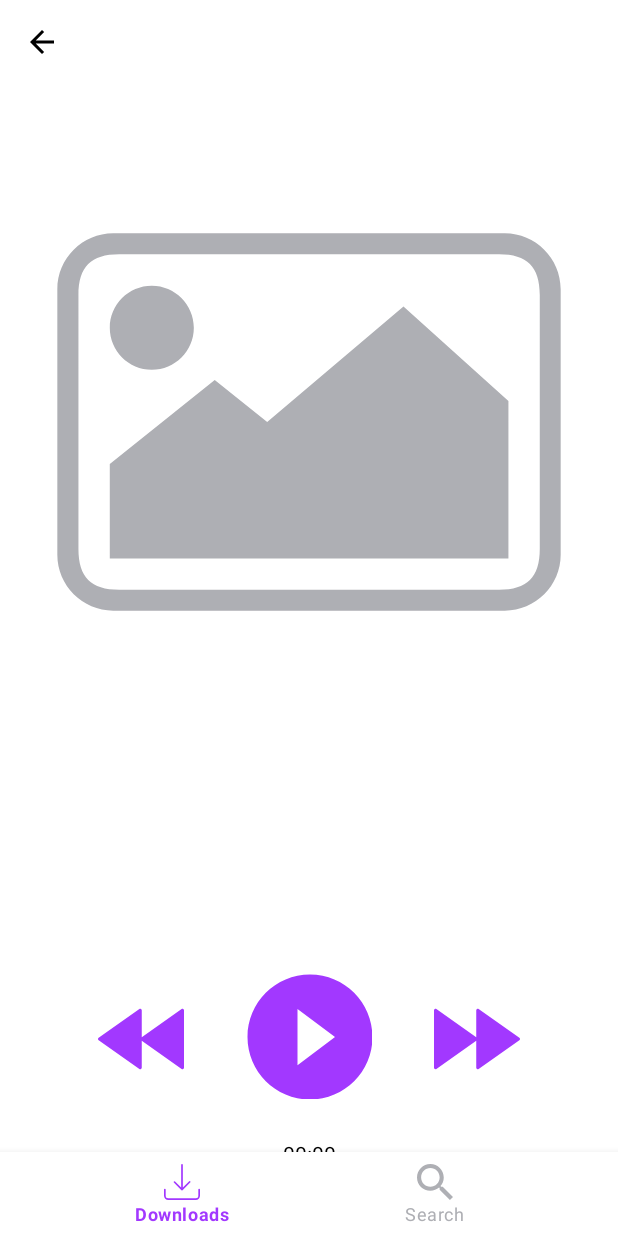
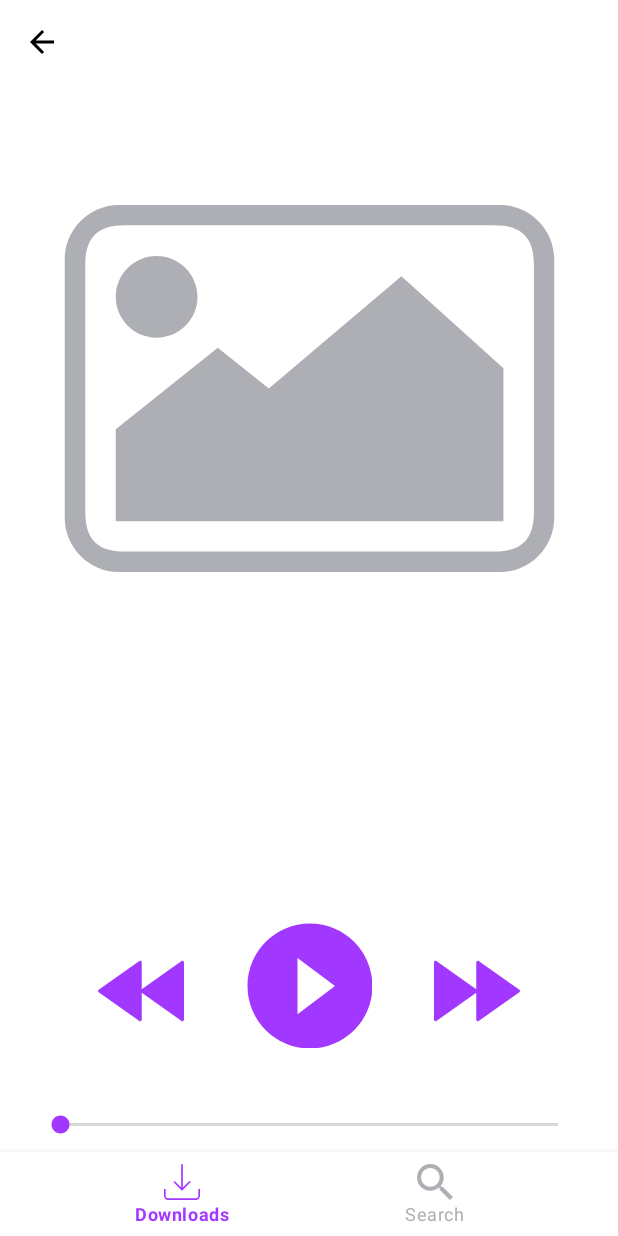
Before and after one commit to RustamFakhrutdinov/AvitoMusicApp, an Android app: the fragment PlayerFragment placed in its activity, on a phone screen of 412 x 824 dp. Run offline under Robolectric (Android 15) with nearby library versions, the phone set to English and light mode, and no system bars; our stand-ins replace navigation-ui; pictures from the network do not load; 3 statements that could not run were skipped.

Commit message:
Реализован ползунок для перемотки. Перематывется трек корректно, время отображается корректно. Время меняется вместе с движением ползунка

```diff
--- a/app/src/main/java/com/practicum/avitomusicapp/domain/player/PlayerInteractor.kt
+++ b/app/src/main/java/com/practicum/avitomusicapp/domain/player/PlayerInteractor.kt
@@ -8,6 +8,8 @@ interface PlayerInteractor {
     fun preparePlayer(url: String)
 
     fun getTime(): String
+
+    fun getCurrentPosition(): Int
 
     fun play()
 
@@ -20,4 +22,6 @@ interface PlayerInteractor {
     fun getDuration(): String
 
     fun convertFromJsonToList(json: String): ArrayList<Track>
+
+    fun seekTo(progress: Int)
 }
--- a/app/src/main/java/com/practicum/avitomusicapp/domain/player/PlayerRepository.kt
+++ b/app/src/main/java/com/practicum/avitomusicapp/domain/player/PlayerRepository.kt
@@ -8,6 +8,8 @@ interface PlayerRepository {
     fun preparePlayer(url: String)
 
     fun getTime(): String
+
+    fun getCurrentPosition(): Int
 
     fun release()
 
@@ -20,4 +22,6 @@ interface PlayerRepository {
     fun getDuration(): String
 
     fun convertFromJsonToList(json: String): ArrayList<Track>
+
+    fun seekTo(progress: Int)
 }
--- a/app/src/main/java/com/practicum/avitomusicapp/ui/player/PlayerFragment.kt
+++ b/app/src/main/java/com/practicum/avitomusicapp/ui/player/PlayerFragment.kt
@@ -9,6 +9,7 @@ import android.view.View
 import android.view.ViewGroup
 import android.widget.ImageButton
 import android.widget.ImageView
+import android.widget.SeekBar
 import android.widget.TextView
 import android.widget.Toast
 import androidx.constraintlayout.widget.Group
@@ -29,10 +30,13 @@ import com.practicum.avitomusicapp.databinding.FragmentPlayerBinding
 import com.practicum.avitomusicapp.domain.models.Track
 import com.practicum.avitomusicapp.ui.player.state.PlayStatus
 import org.koin.androidx.viewmodel.ext.android.viewModel
+import java.text.SimpleDateFormat
+import java.util.Locale
 
 class PlayerFragment : Fragment() {
     companion object {
         private const val CLICK_DEBOUNCE_DELAY = 1000L
+        private const val TRACK_PREVIEW_DURATION = 30000
     }
 
     private var _binding: FragmentPlayerBinding? = null
@@ -44,6 +48,7 @@ class PlayerFragment : Fragment() {
     private lateinit var trackTime: TextView
     private lateinit var playButton: ImageButton
     private lateinit var albumTitle: TextView
+    private lateinit var seekBar: SeekBar
 
     private lateinit var track: Track
 
@@ -62,16 +67,21 @@ class PlayerFragment : Fragment() {
     override fun onViewCreated(view: View, savedInstanceState: Bundle?) {
         super.onViewCreated(view, savedInstanceState)
         viewModel.preparePlayerScreen(args.track)
-        viewModel.jsonToList(args.trackList?:"")
+        viewModel.jsonToList(args.trackList ?: "")
 
         initializeViews()
 
         viewModel.getPlayStatusLiveData().observe(viewLifecycleOwner) { playStatus ->
             playButtonChange(playStatus)
-            trackTime.text = playStatus.progress
+          //  trackTime.text = playStatus.progress
         }
         viewModel.getPlayScreenLiveData().observe(viewLifecycleOwner) { track ->
-           addInformation(track)
+            addInformation(track)
+            seekBar.max = TRACK_PREVIEW_DURATION
+        }
+        viewModel.getSeekBarProgressLiveData().observe(viewLifecycleOwner) { progress ->
+            seekBar.progress = progress
+            trackTime.text = formatTime(progress)
         }
 
         playButton.setOnClickListener {
@@ -94,6 +104,27 @@ class PlayerFragment : Fragment() {
         binding.rewindButton.setOnClickListener {
             viewModel.rewindPressed()
         }
+
+        seekBar.setOnSeekBarChangeListener(object : SeekBar.OnSeekBarChangeListener {
+            override fun onProgressChanged(seekBar: SeekBar?, progress: Int, fromUser: Boolean) {
+                if (fromUser) {
+                    viewModel.seekTo(progress)
+                    trackTime.text = formatTime(progress)
+                }
+            }
+
+            override fun onStartTrackingTouch(seekBar: SeekBar?) {
+                viewModel.pause()
+            }
+
+            override fun onStopTrackingTouch(seekBar: SeekBar?) {
+                viewModel.play()
+            }
+        })
+    }
+
+    private fun formatTime(progress: Int): String {
+        return SimpleDateFormat("mm:ss", Locale.getDefault()).format(progress)
     }
 
     private fun playButtonChange(playStatus: PlayStatus) {
@@ -111,6 +142,7 @@ class PlayerFragment : Fragment() {
         playButton = binding.playButton
         trackTime = binding.trackTime
         albumTitle = binding.albumName
+        seekBar = binding.seekBar
     }
 
     private fun addInformation(track: Track) {
--- a/app/src/main/res/layout/fragment_player.xml
+++ b/app/src/main/res/layout/fragment_player.xml
@@ -1,21 +1,22 @@
 <?xml version="1.0" encoding="utf-8"?>
-<androidx.coordinatorlayout.widget.CoordinatorLayout
-    xmlns:android="http://schemas.android.com/apk/res/android"
+<androidx.coordinatorlayout.widget.CoordinatorLayout xmlns:android="http://schemas.android.com/apk/res/android"
     xmlns:app="http://schemas.android.com/apk/res-auto"
     xmlns:tools="http://schemas.android.com/tools"
-    tools:context=".ui.player.PlayerFragment"
     android:layout_width="match_parent"
     android:layout_height="match_parent"
     android:background="@color/white"
-    android:orientation="vertical">
-    <androidx.constraintlayout.widget.ConstraintLayout
-        style="@style/PlayerFragment">
+    android:orientation="vertical"
+    tools:context=".ui.player.PlayerFragment">
+
+    <androidx.constraintlayout.widget.ConstraintLayout style="@style/PlayerFragment">
+
         <androidx.constraintlayout.widget.Guideline
             android:id="@+id/leftBorderForTrackName"
             android:layout_width="wrap_content"
             android:layout_height="wrap_content"
             android:orientation="vertical"
             app:layout_constraintGuide_begin="24dp" />
+
         <androidx.constraintlayout.widget.Guideline
             android:id="@+id/rightBorderForTrackName"
             android:layout_width="wrap_content"
@@ -36,85 +37,77 @@
             android:layout_marginTop="82dp"
             android:layout_marginBottom="24dp"
             android:scaleType="centerCrop"
-            app:tint="@null"
+            app:layout_constraintBottom_toTopOf="@id/trackName"
             app:layout_constraintDimensionRatio="1:1"
             app:layout_constraintEnd_toEndOf="@id/rightBorderForTrackName"
             app:layout_constraintStart_toStartOf="@id/leftBorderForTrackName"
             app:layout_constraintTop_toTopOf="parent"
-            app:layout_constraintBottom_toTopOf="@id/trackName"
             app:srcCompat="@drawable/image_placeholder"
-            />
+            app:tint="@null" />
 
         <TextView
             android:id="@+id/trackName"
             style="@style/TextPlayer"
             android:layout_width="wrap_content"
             android:layout_height="wrap_content"
-            android:layout_marginStart="0dp"
-            android:layout_marginTop="0dp"
+            android:layout_marginTop="50dp"
             android:ellipsize="end"
             android:singleLine="true"
+            android:textSize="22sp"
             app:layout_constrainedWidth="true"
-            android:textSize="22sp"
-            app:layout_constraintStart_toEndOf="@id/leftBorderForTrackName"
             app:layout_constraintEnd_toEndOf="@id/rightBorderForTrackName"
             app:layout_constraintHorizontal_bias="0.0"
-            app:layout_constraintBottom_toTopOf="@id/albumName"
+            app:layout_constraintStart_toEndOf="@id/leftBorderForTrackName"
             app:layout_constraintTop_toBottomOf="@id/cover"
-            tools:text="Название трекаfffffff"
-            />
+            tools:text="Название трекаfffffff" />
+
         <TextView
             android:id="@+id/albumName"
             style="@style/TextPlayer"
             android:layout_width="wrap_content"
             android:layout_height="wrap_content"
-            android:layout_marginStart="0dp"
-            android:layout_marginTop="12dp"
+            android:layout_marginTop="8dp"
             android:ellipsize="end"
             android:singleLine="true"
+            android:textSize="14sp"
             app:layout_constrainedWidth="true"
-            android:textSize="14sp"
-            app:layout_constraintStart_toEndOf="@id/leftBorderForTrackName"
             app:layout_constraintEnd_toEndOf="@id/rightBorderForTrackName"
             app:layout_constraintHorizontal_bias="0.0"
+            app:layout_constraintStart_toEndOf="@id/leftBorderForTrackName"
             app:layout_constraintTop_toBottomOf="@id/trackName"
-            app:layout_constraintBottom_toTopOf="@id/performerName"
-            tools:text="Название альбома"
-            />
+            tools:text="Название альбома" />
 
         <TextView
             android:id="@+id/performerName"
             style="@style/TextPlayer"
             android:layout_width="wrap_content"
             android:layout_height="wrap_content"
-            android:layout_marginStart="0dp"
-            android:layout_marginTop="12dp"
+            android:layout_marginTop="8dp"
             android:ellipsize="end"
             android:singleLine="true"
+            android:textSize="14sp"
             app:layout_constrainedWidth="true"
-            android:textSize="14sp"
-            app:layout_constraintStart_toEndOf="@id/leftBorderForTrackName"
             app:layout_constraintEnd_toEndOf="@id/rightBorderForTrackName"
             app:layout_constraintHorizontal_bias="0.0"
+            app:layout_constraintStart_toEndOf="@id/leftBorderForTrackName"
             app:layout_constraintTop_toBottomOf="@id/albumName"
-            app:layout_constraintBottom_toTopOf="@id/playButton"
-            tools:text="Название исполнителя"
-            />
+            tools:text="Название исполнителя" />
+
 
         <ImageButton
             android:id="@+id/rewindButton"
             android:layout_width="60dp"
             android:layout_height="51dp"
-            android:layout_marginTop="120dp"
+            android:layout_marginTop="60dp"
             android:layout_marginBottom="29dp"
+            android:background="@null"
             android:src="@drawable/rewind"
-            app:tint = "@color/deezer_color"
-            android:background="@null"
+            app:layout_constraintBottom_toTopOf="@id/trackTime"
+            app:layout_constraintEnd_toStartOf="@+id/playButton"
+            app:layout_constraintHorizontal_chainStyle="spread"
             app:layout_constraintStart_toEndOf="@id/leftBorderForTrackName"
-            app:layout_constraintHorizontal_chainStyle="spread"
-            app:layout_constraintEnd_toStartOf="@+id/playButton"
-            app:layout_constraintBottom_toTopOf="@id/trackTime"
             app:layout_constraintTop_toBottomOf="@id/trackName"
+            app:tint="@color/deezer_color"
 
             />
 
@@ -124,40 +117,55 @@
             android:layout_height="83.33dp"
             android:layout_marginTop="100dp"
             android:layout_marginBottom="12.33dp"
+            android:background="@null"
             android:src="@drawable/play"
-            android:background="@null"
+            app:layout_constraintBottom_toTopOf="@id/seekBar"
+            app:layout_constraintEnd_toStartOf="@id/fastForwardButton"
+            app:layout_constraintHorizontal_chainStyle="spread"
             app:layout_constraintStart_toEndOf="@id/rewindButton"
-            app:layout_constraintEnd_toStartOf="@id/fastForwardButton"
             app:layout_constraintTop_toBottomOf="@id/trackName"
-            app:layout_constraintBottom_toTopOf="@id/trackTime"
             app:tint="@color/deezer_color" />
+
         <ImageButton
             android:id="@+id/fastForwardButton"
             android:layout_width="60dp"
             android:layout_height="51dp"
-            android:layout_marginTop="120dp"
+            android:layout_marginTop="60dp"
             android:layout_marginBottom="29dp"
+            android:background="@null"
             android:src="@drawable/fast_forward"
-            app:tint = "@color/deezer_color"
-            android:background="@null"
+            app:layout_constraintBottom_toTopOf="@id/trackTime"
+            app:layout_constraintEnd_toEndOf="@id/rightBorderForTrackName"
             app:layout_constraintHorizontal_chainStyle="spread"
-            app:layout_constraintEnd_toEndOf="@id/rightBorderForTrackName"
             app:layout_constraintStart_toEndOf="@id/playButton"
             app:layout_constraintTop_toBottomOf="@id/trackName"
-            app:layout_constraintBottom_toTopOf="@id/trackTime"/>
+            app:tint="@color/deezer_color" />
+
+        <SeekBar
+            style="@style/ProgressTint"
+            android:id="@+id/seekBar"
+            android:layout_width="0dp"
+            android:layout_height="wrap_content"
+            android:layout_marginTop="30dp"
+            android:layout_marginBottom="16dp"
+            android:thumbTint="@color/deezer_color"
+            app:layout_constraintBottom_toTopOf="@id/trackTime"
+            app:layout_constraintEnd_toEndOf="@id/rightBorderForTrackName"
+            app:layout_constraintStart_toStartOf="@id/leftBorderForTrackName"
+            app:layout_constraintTop_toBottomOf="@id/playButton" />
 
         <TextView
             android:id="@+id/trackTime"
             style="@style/TextPlayer"
             android:layout_width="wrap_content"
             android:layout_height="wrap_content"
+            android:layout_marginBottom="30dp"
             android:text="00:00"
-            android:layout_marginBottom="30dp"
             android:textSize="14sp"
-            app:layout_constraintTop_toBottomOf="@id/playButton"
+            app:layout_constraintBottom_toBottomOf="parent"
+            app:layout_constraintEnd_toStartOf="@id/rightBorderForTrackName"
             app:layout_constraintStart_toEndOf="@id/leftBorderForTrackName"
-            app:layout_constraintEnd_toStartOf="@id/rightBorderForTrackName"
-            app:layout_constraintBottom_toBottomOf="parent"
+            app:layout_constraintTop_toBottomOf="@id/seekBar"
 
             tools:text="4:15" />
     </androidx.constraintlayout.widget.ConstraintLayout>
--- a/app/src/main/res/layout/track_item.xml
+++ b/app/src/main/res/layout/track_item.xml
@@ -26,11 +26,12 @@
             style="@style/TrackName"
             android:ellipsize="end"
             android:singleLine="true"
+            android:gravity="center_vertical"
             tools:text="Названиеdfgfgdgdfgdfghfsdhfguygyyqwe" />
 
         <LinearLayout
             android:layout_width="wrap_content"
-            android:layout_height="@dimen/layout_performer_name_height"
+            android:layout_height="wrap_content"
             android:orientation="horizontal"
             android:layout_marginTop="1dp">
 
--- a/app/src/main/res/values-night/styles.xml
+++ b/app/src/main/res/values-night/styles.xml
@@ -105,5 +105,7 @@
     <style name="TextPlayer">
         <item name="android:textColor">@color/white</item>
     </style>
-
+    <style name="ProgressTint">
+        <item name="android:progressTint">@color/white</item>
+    </style>
 </resources>
--- a/app/src/main/res/values/dimens.xml
+++ b/app/src/main/res/values/dimens.xml
@@ -7,9 +7,9 @@
     <dimen name="track_padding_horizontal">13dp</dimen>
     <dimen name="track_padding_vertical">8dp</dimen>
     <dimen name="track_cover_size">45dp</dimen>
-    <dimen name="layout_name_height">33dp</dimen>
+    <dimen name="layout_name_height">40dp</dimen>
     <dimen name="layout_margin_left">8dp</dimen>
-    <dimen name="layout_name_margin_vertical">6dp</dimen>
+    <dimen name="layout_name_margin_vertical">2dp</dimen>
     <dimen name="layout_performer_name_height">13dp</dimen>
     <dimen name="track_dot_size">13dp</dimen>
     <dimen name="performer_size">11dp</dimen>
--- a/app/src/main/res/values/styles.xml
+++ b/app/src/main/res/values/styles.xml
@@ -1,5 +1,6 @@
 <?xml version="1.0" encoding="utf-8"?>
 <resources>
+
     <style name="TrackCover">
         <item name="android:layout_width">@dimen/track_cover_size</item>
         <item name="android:layout_height">@dimen/track_cover_size</item>
@@ -8,7 +9,7 @@
 
     <style name="TrackName">
         <item name="android:layout_width">match_parent</item>
-        <item name="android:layout_height">19dp</item>
+        <item name="android:layout_height">wrap_content</item>
         <item name="android:textSize">@dimen/text_size</item>
         <item name="android:textColor">@color/black</item>
     </style>
@@ -92,6 +93,7 @@
         <item name="android:layout_height">match_parent</item>
         <item name="android:background">@color/white</item>
     </style>
+
     <style name="ArrowBackForPlayer">
         <item name="android:layout_width">48dp</item>
         <item name="android:layout_height">48dp</item>
@@ -107,4 +109,7 @@
         <item name="android:textColor">@color/black</item>
     </style>
 
+    <style name="ProgressTint">
+        <item name="android:progressTint">@color/black</item>
+    </style>
 </resources>
```
Also changed, not shown: app/src/main/java/com/practicum/avitomusicapp/data/player/PlayerRepositoryImpl.kt (+8 -0 lines), app/src/main/java/com/practicum/avitomusicapp/domain/player/impl/PlayerInteractorImpl.kt (+8 -0 lines), app/src/main/java/com/practicum/avitomusicapp/ui/player/PlayerViewModel.kt (+20 -2 lines).
